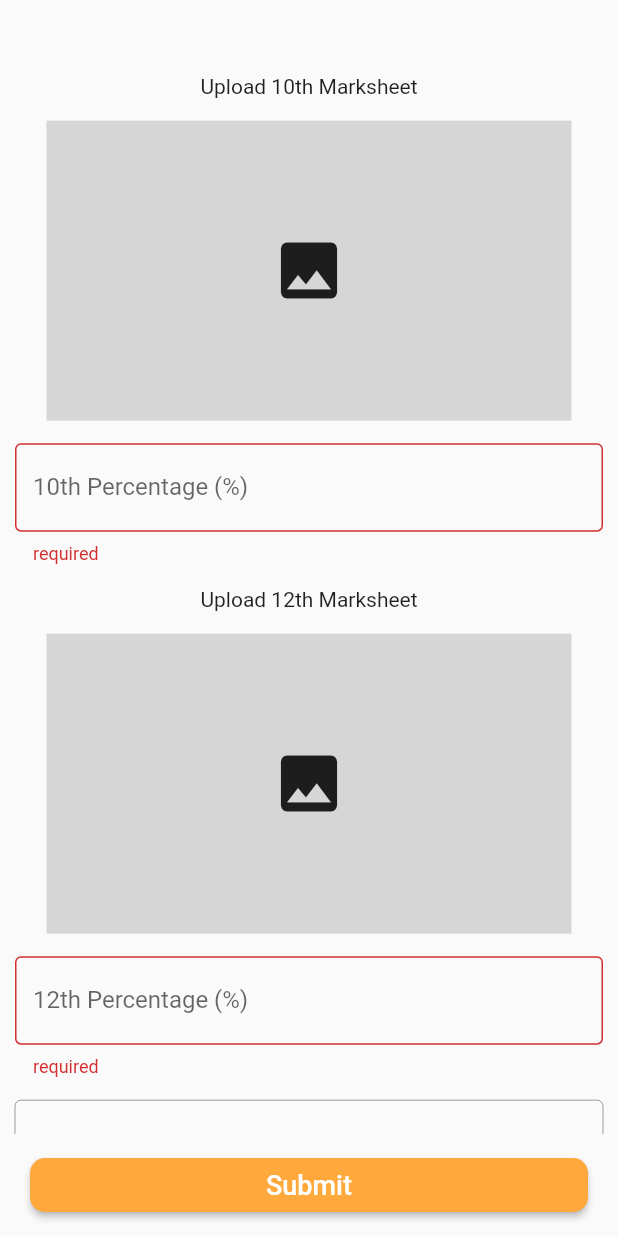
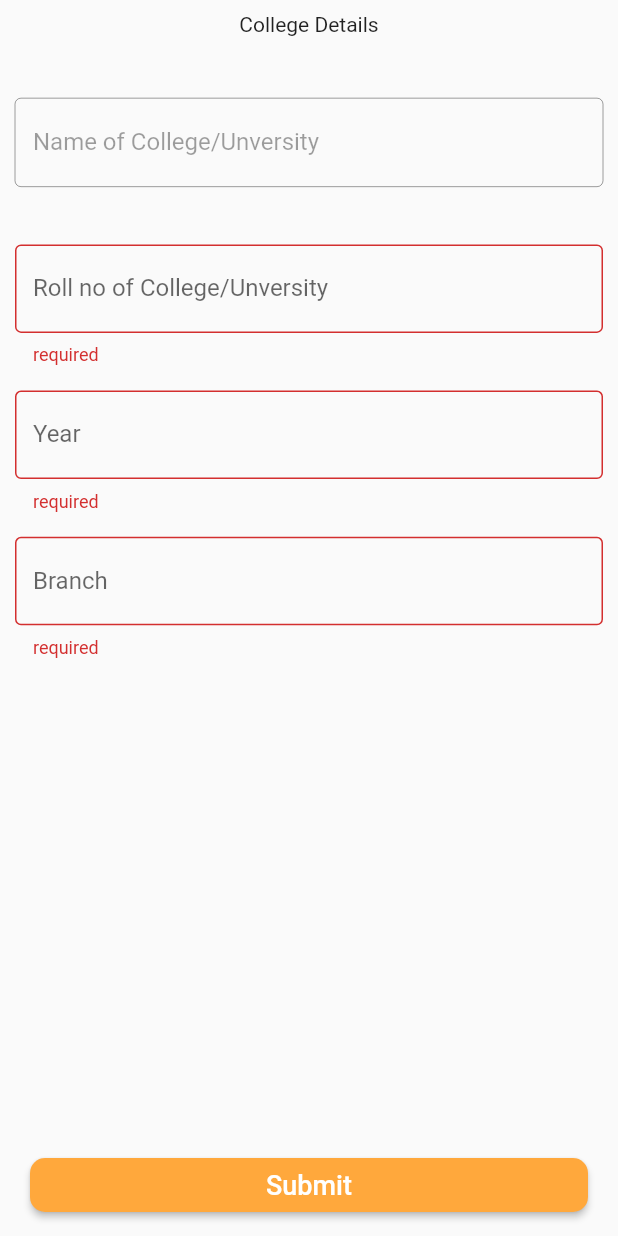
Before and after one commit to amitsh223/collageezy, a Flutter app: the RegisterScreen2 screen opened directly, after a tap on "Submit", on a phone screen of 412 x 824 dp. Run offline on Flutter 3.47's test engine with Material 2 defaults, Android fonts, the phone set to English and light mode, and no system bars; our stand-ins replace firebase_auth, firebase_core, firebase_database, firebase_storage, flutter_spinkit, fluttertoast and 9 more; missing offline and left inert: aadhaar_offline_ekyc, change_app_package_name, drop_down_list; accounts and stored records are empty.

Commit message:
registration correction

```diff
--- a/lib/register_screen2.dart
+++ b/lib/register_screen2.dart
@@ -2,7 +2,7 @@
 import 'dart:developer';
 import 'dart:io';
 
-import 'package:collageezy/college_list.dart';
+import 'package:collageezy/utils/college_list.dart';
 import 'package:collageezy/main.dart';
 import 'package:collageezy/tab_page.dart';
 import 'package:drop_down_list/drop_down_list.dart';
@@ -25,8 +25,8 @@ class RegisterScreen2 extends StatefulWidget {
 
 class _RegisterScreen2State extends State<RegisterScreen2> {
   final _formkey = GlobalKey<FormState>();
-  String? percent10th;
-  String? percent12th;
+  // String? percent10th;
+  // String? percent12th;
   String? nameOfClg;
   // ignore: non_constant_identifier_names
   XFile? _10thMarksheetImage;
@@ -114,6 +114,51 @@ class _RegisterScreen2State extends State<RegisterScreen2> {
       ),
     ).showModal(context);
   }
+    void yearDropDown() {
+    DropDownState(
+      DropDown(
+        submitButtonText: 'Done',
+        submitButtonColor: const Color.fromRGBO(70, 76, 222, 1),
+        searchHintText: 'Type..',
+        bottomSheetTitle: 'Search',
+        searchBackgroundColor: Colors.black12,
+        dataList: collegeList.map((e) => SelectedListItem(false, e)).toList(),
+        selectedItems: (List<dynamic> selectedList) {
+          // showSnackBar(selectedList.toString());
+        },
+        selectedItem: (String selected) {
+          textEditingController.text = selected;
+          // showSnackBar(selected);
+          // widget.textEditingController.text = selected;
+        },
+        enableMultipleSelection: false,
+        searchController: _searchTextEditingController,
+      ),
+    ).showModal(context);
+  }
+    void branchDropDown() {
+    DropDownState(
+      DropDown(
+        submitButtonText: 'Done',
+        submitButtonColor: const Color.fromRGBO(70, 76, 222, 1),
+        searchHintText: 'Type..',
+        bottomSheetTitle: 'Search',
+        searchBackgroundColor: Colors.black12,
+        dataList: collegeList.map((e) => SelectedListItem(false, e)).toList(),
+        selectedItems: (List<dynamic> selectedList) {
+          // showSnackBar(selectedList.toString());
+        },
+        selectedItem: (String selected) {
+          textEditingController.text = selected;
+          // showSnackBar(selected);
+          // widget.textEditingController.text = selected;
+        },
+        enableMultipleSelection: false,
+        searchController: _searchTextEditingController,
+      ),
+    ).showModal(context);
+  }
+
 
   String? rollNo;
   bool isLoading = false;
@@ -157,8 +202,8 @@ class _RegisterScreen2State extends State<RegisterScreen2> {
                       .child("User Information")
                       .child(uid)
                       .update({
-                    "12Marks": percent12th,
-                    "10Marks": percent10th,
+                    // "12Marks": percent12th,
+                    // "10Marks": percent10th,
                     "10Marksheet": image10,
                     "12MarkSheet": image12,
                     "nameOfCollege": nameOfClg,
@@ -202,7 +247,8 @@ class _RegisterScreen2State extends State<RegisterScreen2> {
                       style: TextStyle(fontSize: 18),
                     )),
         ),
-        body: SingleChildScrollView(
+        body: SafeArea(
+          child: SingleChildScrollView(
               child: Padding(
             padding: const EdgeInsets.symmetric(horizontal: 10.0),
             child: Form(
@@ -210,119 +256,123 @@ class _RegisterScreen2State extends State<RegisterScreen2> {
                 child: Column(
                   children: [
                     SizedBox(
-                    height: height * 0.06,
+                      height: height * 0.01,
                     ),
-                  Text("Upload 10th Marksheet"),
-                  const SizedBox(
-                    height: 15,
+                    Text('College Details'),
+                    SizedBox(
+                      height: height * 0.05,
                     ),
-                  InkWell(
-                      onTap: () {
-                        _showPicker(context, true);
-                      },
-                      child: _10thMarksheetImage == null
-                          ? Container(
-                              child: Center(
-                                child: Icon(
-                                  Icons.image,
-                                  size: 50,
-                                ),
-                              ),
-                              width: 350,
-                              height: 200,
-                              color: Colors.grey[350],
-                            )
-                          : Image.file(
-                              File(_10thMarksheetImage!.path),
-                              width: 350,
-                              height: 200,
-                              fit: BoxFit.contain,
-                            )),
-                  const SizedBox(
-                    height: 15,
-                  ),
-                  TextFormField(
-                    keyboardType: TextInputType.number,
-                    validator: (val) {
-                      if (val!.isEmpty) {
-                        return 'required';
-                      } else if (double.tryParse(val) == null) {
-                        return "Inavalid value";
-                      } else if (double.tryParse(val) != null &&
-                          double.parse(val) > 100) {
-                        return "can't be greater than 100";
-                      } else {
-                        percent10th = val;
-                        return null;
-                      }
-                    },
-                    decoration: const InputDecoration(
-                        floatingLabelBehavior: FloatingLabelBehavior.auto,
-                        hintText: '10th Percentage (%)',
-                        labelText: '10th Percentage (%)',
-                        border: OutlineInputBorder()),
-                    obscureText: false,
-                  ),
-                  const SizedBox(
-                    height: 15,
-                  ),
-                  Text("Upload 12th Marksheet"),
-                  const SizedBox(
-                    height: 15,
-                  ),
-                  InkWell(
-                    onTap: () {
-                      _showPicker(context, false);
-                    },
-                    child: Container(
-                      child: _12thMarksheetImage == null
-                          ? Container(
-                              child: Center(
-                                child: Icon(
-                                  Icons.image,
-                                  size: 50,
-                                ),
-                              ),
-                              width: 350,
-                              height: 200,
-                              color: Colors.grey[350],
-                            )
-                          : Image.file(
-                              File(_12thMarksheetImage!.path),
-                              width: 350,
-                              height: 200,
-                              fit: BoxFit.contain,
-                            ),
-                    ),
-                  ),
-                  const SizedBox(
-                    height: 15,
-                  ),
-                  TextFormField(
-                    keyboardType: TextInputType.number,
-                    validator: (val) {
-                      if (val!.isEmpty) {
-                        return 'required';
-                      } else if (double.tryParse(val) == null) {
-                        return "Inavalid value";
-                      } else if (double.tryParse(val) != null &&
-                          double.parse(val) > 100) {
-                        return "can't be greater than 100";
-                      } else {
-                        percent12th = val;
-                        return null;
-                      }
-                    },
-                    decoration: const InputDecoration(
-                        floatingLabelBehavior: FloatingLabelBehavior.auto,
-                        hintText: '12th Percentage (%)',
-                        labelText: '12th Percentage (%)',
-                        border: OutlineInputBorder()),
-                    obscureText: false,
-                  ),
-                  const SizedBox(
-                    height: 15,
-                  ),
+                    // Text("Upload 10th Marksheet"),
+                    // const SizedBox(
+                    //   height: 15,
+                    // ),
+                    // InkWell(
+                    //     onTap: () {
+                    //       _showPicker(context, true);
+                    //     },
+                    //     child: _10thMarksheetImage == null
+                    //         ? Container(
+                    //             child: Center(
+                    //               child: Icon(
+                    //                 Icons.image,
+                    //                 size: 50,
+                    //               ),
+                    //             ),
+                    //             width: 350,
+                    //             height: 200,
+                    //             color: Colors.grey[350],
+                    //           )
+                    //         : Image.file(
+                    //             File(_10thMarksheetImage!.path),
+                    //             width: 350,
+                    //             height: 200,
+                    //             fit: BoxFit.contain,
+                    //           )),
+                    // const SizedBox(
+                    //   height: 15,
+                    // ),
+                    // TextFormField(
+                    //   keyboardType: TextInputType.number,
+                    //   validator: (val) {
+                    //     if (val!.isEmpty) {
+                    //       return 'required';
+                    //     } else if (double.tryParse(val) == null) {
+                    //       return "Inavalid value";
+                    //     } else if (double.tryParse(val) != null &&
+                    //         double.parse(val) > 100) {
+                    //       return "can't be greater than 100";
+                    //     } else {
+                    //       percent10th = val;
+                    //       return null;
+                    //     }
+                    //   },
+                    //   decoration: const InputDecoration(
+                    //       floatingLabelBehavior: FloatingLabelBehavior.auto,
+                    //       hintText: '10th Percentage (%)',
+                    //       labelText: '10th Percentage (%)',
+                    //       border: OutlineInputBorder()),
+                    //   obscureText: false,
+                    // ),
+                    // const SizedBox(
+                    //   height: 15,
+                    // ),
+                    // Text("Upload 12th Marksheet"),
+                    // const SizedBox(
+                    //   height: 15,
+                    // ),
+                    // InkWell(
+                    //   onTap: () {
+                    //     _showPicker(context, false);
+                    //   },
+                    //   child: Container(
+                    //     child: _12thMarksheetImage == null
+                    //         ? Container(
+                    //             child: Center(
+                    //               child: Icon(
+                    //                 Icons.image,
+                    //                 size: 50,
+                    //               ),
+                    //             ),
+                    //             width: 350,
+                    //             height: 200,
+                    //             color: Colors.grey[350],
+                    //           )
+                    //         : Image.file(
+                    //             File(_12thMarksheetImage!.path),
+                    //             width: 350,
+                    //             height: 200,
+                    //             fit: BoxFit.contain,
+                    //           ),
+                    //   ),
+                    // ),
+                    // const SizedBox(
+                    //   height: 15,
+                    // ),
+                    // TextFormField(
+                    //   keyboardType: TextInputType.number,
+                    //   validator: (val) {
+                    //     if (val!.isEmpty) {
+                    //       return 'required';
+                    //     } else if (double.tryParse(val) == null) {
+                    //       return "Inavalid value";
+                    //     } else if (double.tryParse(val) != null &&
+                    //         double.parse(val) > 100) {
+                    //       return "can't be greater than 100";
+                    //     } else {
+                    //       percent12th = val;
+                    //       return null;
+                    //     }
+                    //   },
+                    //   decoration: const InputDecoration(
+                    //       floatingLabelBehavior: FloatingLabelBehavior.auto,
+                    //       hintText: '12th Percentage (%)',
+                    //       labelText: '12th Percentage (%)',
+                    //       border: OutlineInputBorder()),
+                    //   obscureText: false,
+                    // ),
+                    // const SizedBox(
+                    //   height: 15,
+                    // ),
                     InkWell(
                       onTap: () {
                         onTextFieldTap();
@@ -367,10 +417,51 @@ class _RegisterScreen2State extends State<RegisterScreen2> {
                           border: OutlineInputBorder()),
                       obscureText: false,
                     ),
+                    SizedBox(
+                      height: height * .02,
+                    ),
+                    TextFormField(
+                      textCapitalization: TextCapitalization.characters,
+                      validator: (val) {
+                        if (val!.isEmpty) {
+                          return "required";
+                        } else {
+                          rollNo = val;
+                          return null;
+                        }
+                      },
+                      decoration: const InputDecoration(
+                          floatingLabelBehavior: FloatingLabelBehavior.auto,
+                          hintText: 'Year',
+                          labelText: 'Year',
+                          border: OutlineInputBorder()),
+                      obscureText: false,
+                    ),
+                    SizedBox(
+                      height: height * .02,
+                    ),
+                    TextFormField(
+                      textCapitalization: TextCapitalization.characters,
+                      validator: (val) {
+                        if (val!.isEmpty) {
+                          return "required";
+                        } else {
+                          rollNo = val;
+                          return null;
+                        }
+                      },
+                      decoration: const InputDecoration(
+                          floatingLabelBehavior: FloatingLabelBehavior.auto,
+                          hintText: 'Branch',
+                          labelText: 'Branch',
+                          border: OutlineInputBorder()),
+                      obscureText: false,
+                    ),
                   ],
                 )),
           )),
         ),
+      ),
     );
   }
 }
--- /dev/null
+++ b/lib/utils/branch_and_year.dart
@@ -0,0 +1,10 @@
+List<String> branch = [
+  "Artificial Intelligence Data Science",
+  "Civil Engineering",
+  "Electrical Engineering",
+  "Electronics Communication Engineering",
+  "Information Technology",
+  "Mechanical Engineering",
+];
+
+List<String> year = ["First", "Secound", "Third", "Fourth"];
```
Also changed, not shown: lib/utils/college_list.dart (renamed from lib/college_list.dart), pubspec.lock, 1 other file. Lines whose indentation alone changed are shown as unchanged.
